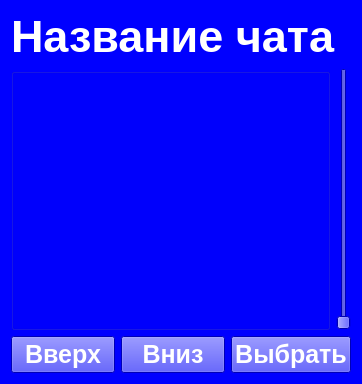
First picture: the form in ui/ArchiveView.ui, repository yepIwt/Tuchka, before the edit.
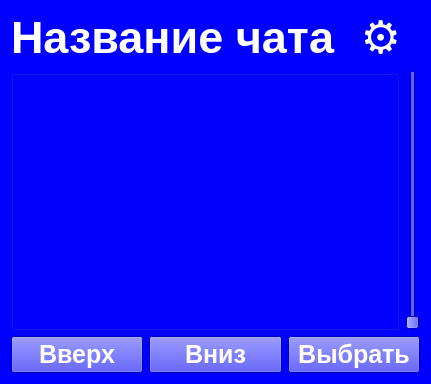
Second picture: the form after the edit.

Commit message: Ref: Change config. Add Settings

Patch:
```diff
--- a/ui/ArchiveView.ui
+++ b/ui/ArchiveView.ui
@@ -6,7 +6,7 @@
    <rect>
     <x>0</x>
     <y>0</y>
-    <width>362</width>
+    <width>431</width>
     <height>384</height>
    </rect>
   </property>
@@ -32,6 +32,20 @@
        </property>
       </widget>
      </item>
+     <item>
+      <widget class="QPushButton" name="SettingsButton">
+       <property name="styleSheet">
+        <string notr="true">font-family:'Open Sans'; 
+font-size:45px; 
+font-weight:696; 
+color:#ffffff;
+border: None;</string>
+       </property>
+       <property name="text">
+        <string>⚙</string>
+       </property>
+      </widget>
+     </item>
     </layout>
    </item>
    <item>
```
The commit also changes 6 other files.
